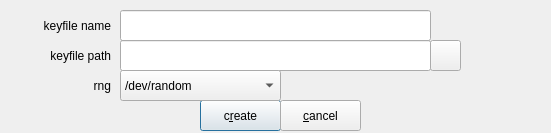
Above: zuluCrypt-gui/createkeyfile.ui from mhogomchungu/zuluCrypt before the change. Below: the same form after it.
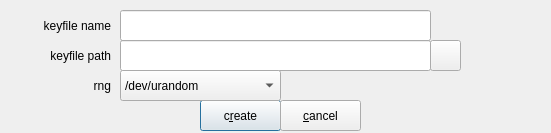
That is the form after the change.

```diff
--- a/zuluCrypt-gui/createkeyfile.ui
+++ b/zuluCrypt-gui/createkeyfile.ui
@@ -152,7 +152,7 @@
    </property>
    <item>
     <property name="text">
-     <string notr="true">/dev/random</string>
+     <string notr="true">/dev/urandom</string>
     </property>
    </item>
    <item>
```
Left out of the diff: 2 changed lines with no effect on the pictures.
